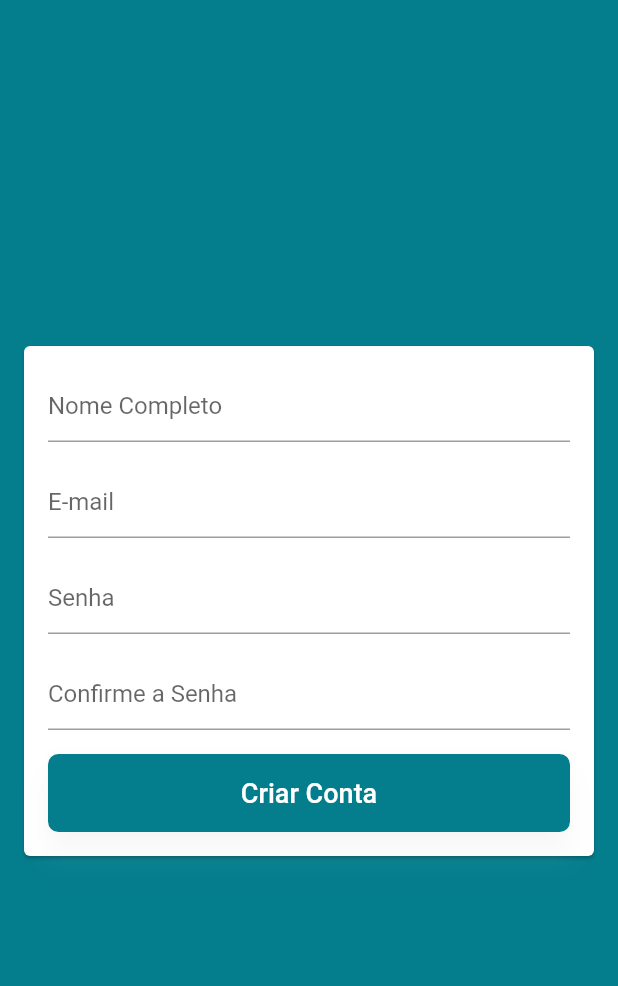
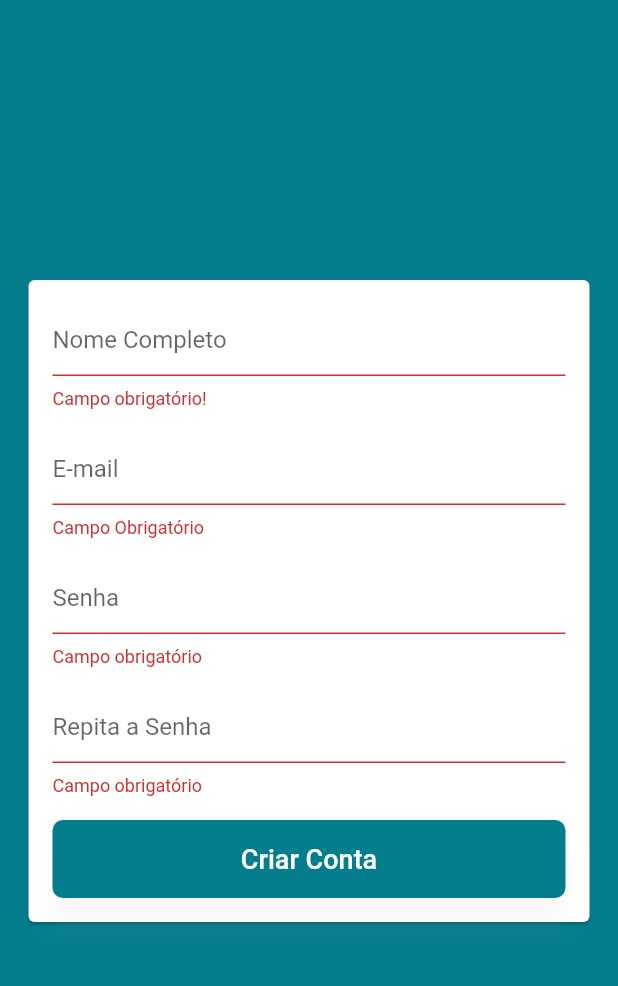
Before and after one commit to BrunoSalgadoti/E-Commerce, a Flutter app: the SignUpScreen screen opened by its route, after a tap on "Criar Conta", on a phone screen of 412 x 824 dp, the part 59-1045 px from its top. Run offline on Flutter 3.47's test engine with Material 2 defaults, Android fonts, the phone set to English and light mode, and no system bars; our stand-ins replace cloud_firestore, firebase_auth, firebase_core; accounts and stored records are empty.

```diff
--- a/lib/helpers/route_generator.dart
+++ b/lib/helpers/route_generator.dart
@@ -16,7 +16,7 @@ class RouteGenerator {
 
       case '/signup' :
         return MaterialPageRoute(
-          builder:(_) => const SignUpScreen(),
+          builder:(_) => SignUpScreen(),
         );
 
         //TODO: Detalhes de anúncios
--- a/lib/models/users.dart
+++ b/lib/models/users.dart
@@ -1,10 +1,12 @@
 class Users {
 
+  String? userName;
   String email;
   String password;
 
-  Users({required this.email, required this.password});
+  String? confirmPassword;
 
 
+  Users({required this.email, required this.password, this.userName, this.confirmPassword});
 
 }
--- a/lib/screens/login/login_screen.dart
+++ b/lib/screens/login/login_screen.dart
@@ -71,8 +71,9 @@ class _LoginScreenState extends State<LoginScreen> {
                         validator: (email) {
                           if (!emailValid(email!)) {
                             return 'E-Mail Inválido';
+                          } else {
+                            return null;
                           }
-                          return null;
                         },
                       ),
                       const SizedBox(
@@ -87,8 +88,9 @@ class _LoginScreenState extends State<LoginScreen> {
                         validator: (password) {
                           if (password!.isEmpty || password.length < 7) {
                             return 'Senha Inválida';
+                          } else {
+                            return null;
                           }
-                          return null;
                         },
                       ),
                       Align(
--- a/lib/screens/sign_up/sign_up_Screen.dart
+++ b/lib/screens/sign_up/sign_up_Screen.dart
@@ -1,8 +1,17 @@
 import 'package:ecommerce/common/button/custom_button.dart';
+import 'package:ecommerce/helpers/validators.dart';
+import 'package:ecommerce/models/users.dart';
+import 'package:ecommerce/models/users_manager.dart';
+import 'package:flutter/foundation.dart';
 import 'package:flutter/material.dart';
+import 'package:provider/provider.dart';
 
 class SignUpScreen extends StatelessWidget {
-  const SignUpScreen({Key? key}) : super(key: key);
+  SignUpScreen({Key? key}) : super(key: key);
+
+  final GlobalKey<FormState> formKey = GlobalKey<FormState>();
+
+  late final Users users = Users(password: '', email: '', userName: '');
 
   @override
   Widget build(BuildContext context) {
@@ -11,10 +20,15 @@ class SignUpScreen extends StatelessWidget {
         title: const Text('Criar Conta'),
         centerTitle: true,
       ),
-
       body: Center(
         child: Card(
-            margin: const EdgeInsets.symmetric(horizontal: 16),
+          margin: kIsWeb
+              ? const EdgeInsets.symmetric(horizontal: 3)
+              : const EdgeInsets.symmetric(horizontal: 19),
+          child: SizedBox(
+            width: 500,
+            child: Form(
+              key: formKey,
               child: ListView(
                 padding: const EdgeInsets.all(16),
                 shrinkWrap: true,
@@ -22,36 +36,113 @@ class SignUpScreen extends StatelessWidget {
                   TextFormField(
                     decoration: const InputDecoration(hintText: 'Nome Completo'),
                     keyboardType: TextInputType.text,
+                    validator: (nome) {
+                      if (nome!.isEmpty) {
+                        return 'Campo obrigatório!';
+                      } else if (nome.trim().split(' ').length <= 1) {
+                        return 'Preencha seu nome completo!';
+                      } else {
+                        return null;
+                      }
+                    },
+                    onSaved: (name) => users.userName = name,
                   ),
-                const SizedBox(height: 16,),
+                  const SizedBox(
+                    height: 16,
+                  ),
                   TextFormField(
                     decoration: const InputDecoration(hintText: 'E-mail'),
                     keyboardType: TextInputType.emailAddress,
+                    validator: (email) {
+                      if (email!.isEmpty) {
+                        return 'Campo Obrigatório';
+                      } else if (!emailValid(email)) {
+                        return 'E-mail inválido';
+                      } else {
+                        return null;
+                      }
+                    },
+                    onSaved: (email) => users.email = email!,
                   ),
-                const SizedBox(height: 16,),
+                  const SizedBox(
+                    height: 16,
+                  ),
                   TextFormField(
                     decoration: const InputDecoration(hintText: 'Senha'),
                     keyboardType: TextInputType.text,
                     obscureText: true,
+                    validator: (password) {
+                      if (password!.isEmpty) {
+                        return 'Campo obrigatório';
+                      } else if (password.length < 7) {
+                        return 'Senha deve conter no mínimo 7 caracteres';
+                      } else {
+                        return null;
+                      }
+                    },
+                    onSaved: (password) => users.password = password!,
                   ),
-                const SizedBox(height: 16,),
+                  const SizedBox(
+                    height: 16,
+                  ),
                   TextFormField(
-                  decoration: const InputDecoration(hintText: 'Confirme a Senha'),
+                    decoration: const InputDecoration(hintText: 'Repita a Senha'),
                     keyboardType: TextInputType.text,
                     obscureText: true,
+                    validator: (password) {
+                      if (password!.isEmpty) {
+                        return 'Campo obrigatório';
+                      } else if (password.length < 7) {
+                        return 'Senha deve conter no mínimo 7 caracteres';
+                      } else {
+                        return null;
+                      }
+                    },
+                    onSaved: (password) => users.confirmPassword = password,
                   ),
-                const SizedBox(height: 16,),
+                  const SizedBox(
+                    height: 16,
+                  ),
                   SizedBox(
                     height: 52,
                     child: CustomButton(
                       texto: 'Criar Conta',
-                    onPressed: () {  },
+                      onPressed: () {
+                        if (formKey.currentState!.validate()) {
+                          formKey.currentState!.save();
+
+                          if (users.password != users.confirmPassword) {
+                            ScaffoldMessenger.of(context)
+                                .showSnackBar(const SnackBar(
+                                  content: Text('Confirmação de Senha não confere!!',
+                                  style: TextStyle(fontSize: 18)),
+                              backgroundColor: Colors.red,
+                            ));
+                            return;
+                          }
+                          context.read<UserManager>().singUp(users: users,
+                              onFail: (error){
+                                ScaffoldMessenger.of(context)
+                                    .showSnackBar(SnackBar(
+                                       content: Text('Falha ao cadastrar $error',
+                                      style: const TextStyle(fontSize: 18)),
+                                  backgroundColor: Colors.red,
+                                ));
+                              },
+                              onSucess: () {
+                            debugPrint('Sucesso ao cadastrar');
+                            //TODO: POP
+                              });
+                        }
+                      },
                     ),
                   )
                 ],
               ),
             ),
           ),
+        ),
+      ),
     );
   }
 }
```
Also changed, not shown: lib/models/users_manager.dart (+15 -0 lines). Lines whose indentation alone changed are shown as unchanged.
